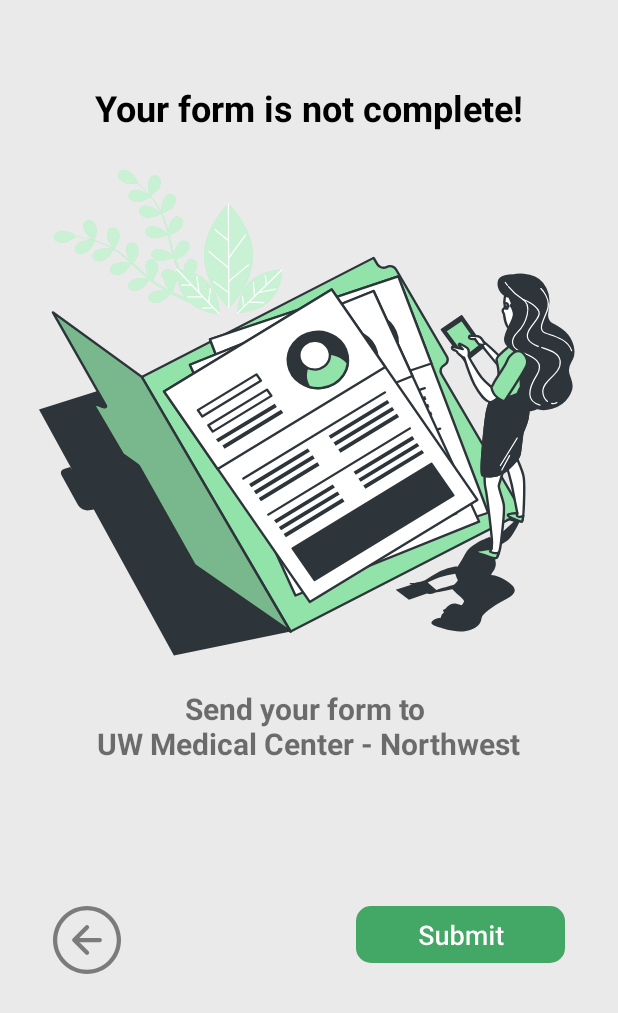
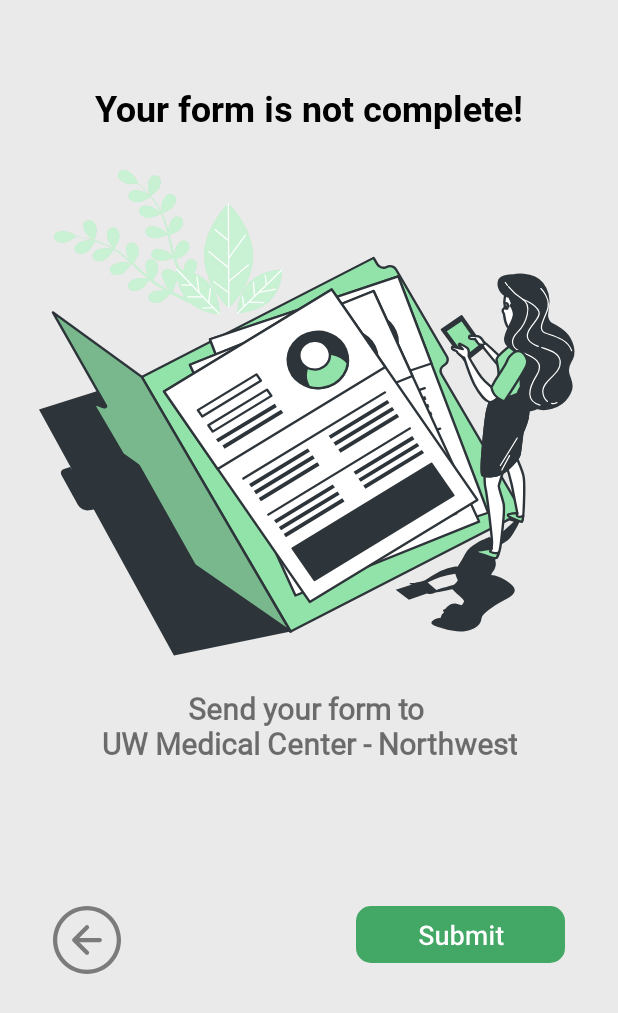
Before and after one commit to ifeadikanwa/OHCF, an Android app: the layout fragment_registration3.xml on its own in the app's theme, with its tools: preview values and no code run, on a phone screen of 412 x 824 dp. Shown: the top 1013 px of the screen. Run offline under Robolectric (Android 15) with nearby library versions, the phone set to English and light mode, and no system bars.

Commit message:
Font Family Fixed

```diff
--- a/app/src/main/res/layout/fragment_guardian_info2.xml
+++ b/app/src/main/res/layout/fragment_guardian_info2.xml
@@ -16,6 +16,7 @@
         android:text="Guardian Information"
         android:layout_marginTop="15dp"
         android:layout_marginBottom="25dp"
+        android:fontFamily="@font/roboto_bold"
         android:textStyle="bold"
         android:textColor="@color/black"
         android:textSize="24sp"/>
--- a/app/src/main/res/layout/fragment_my_appointment.xml
+++ b/app/src/main/res/layout/fragment_my_appointment.xml
@@ -14,6 +14,7 @@
         android:layout_height="wrap_content"
         android:text="My Appointment"
         android:layout_marginTop="20dp"
+        android:fontFamily="@font/roboto_bold"
         android:layout_gravity="start"
         android:textStyle="bold"
         android:textColor="@color/black"
--- a/app/src/main/res/layout/fragment_registration3.xml
+++ b/app/src/main/res/layout/fragment_registration3.xml
@@ -15,6 +15,7 @@
         android:text="Your form is not complete!"
         android:layout_marginTop="40dp"
         android:layout_marginBottom="25dp"
+        android:fontFamily="@font/roboto_bold"
         android:layout_gravity="center"
         android:textStyle="bold"
         android:textColor="@color/black"
@@ -32,6 +33,7 @@
         android:text="Send your form to \nUW Medical Center - Northwest"
         android:layout_marginTop="15dp"
         android:layout_marginBottom="15dp"
+        android:fontFamily="@font/roboto_regular"
         android:layout_gravity="center"
         android:gravity="center"
         android:textStyle="bold"
```
